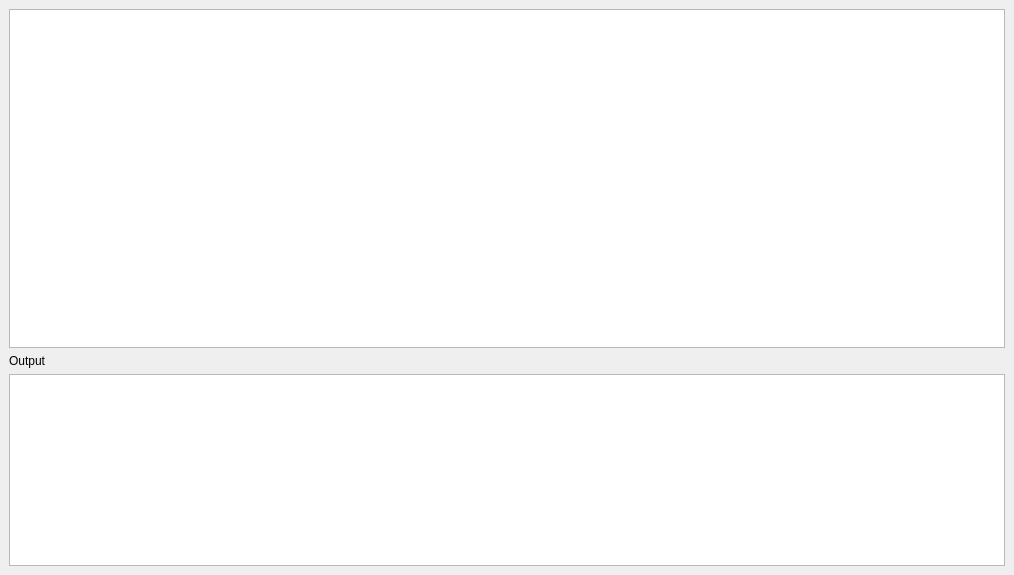
The window that AudioLibDemo/audiolibdemo.ui (ColinN05/AudioProcessing) describes before a commit, drawn with Qt 5.
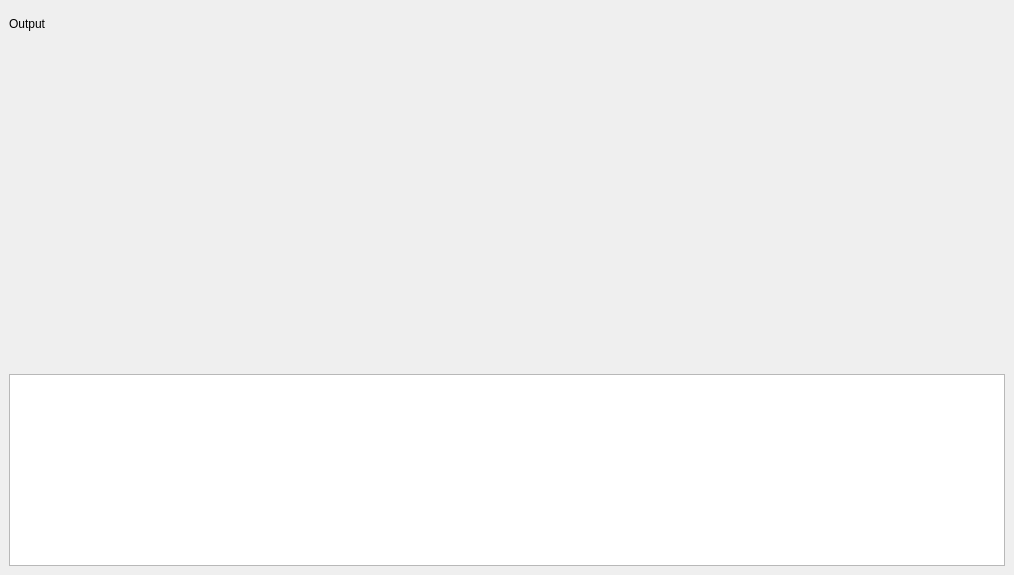
The same window after the commit.

Diff of the .ui file:
```diff
--- a/AudioLibDemo/audiolibdemo.ui
+++ b/AudioLibDemo/audiolibdemo.ui
@@ -20,11 +20,7 @@
       <item>
        <layout class="QVBoxLayout" name="verticalLayout">
         <item>
-         <layout class="QHBoxLayout" name="horizontalLayout_2">
-          <item>
-           <widget class="QTextEdit" name="textEdit"/>
-          </item>
-         </layout>
+         <layout class="QHBoxLayout" name="horizontalLayout_2"/>
         </item>
         <item>
          <layout class="QVBoxLayout" name="verticalLayout_5">
```
Left out of the diff: 3 changed lines with no effect on the pictures.
